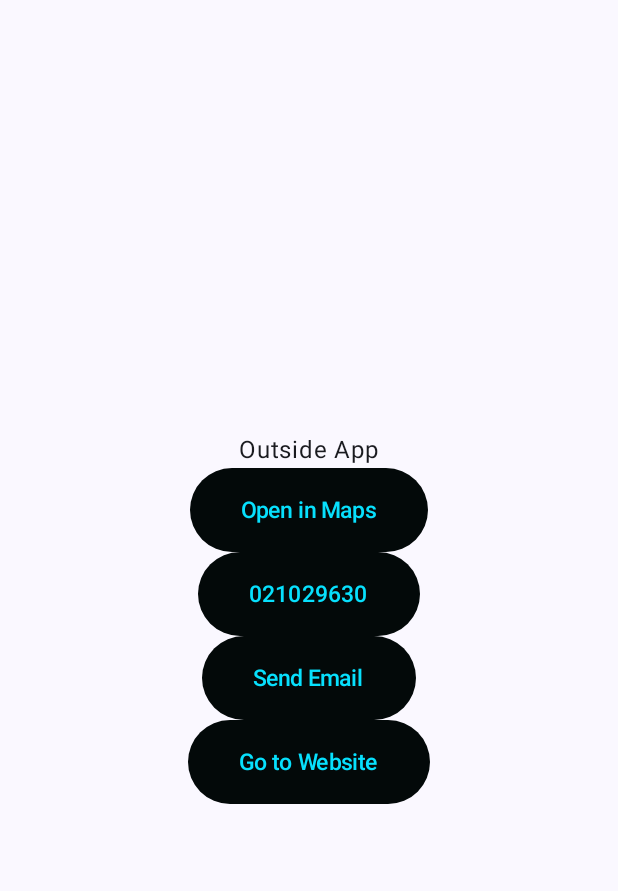
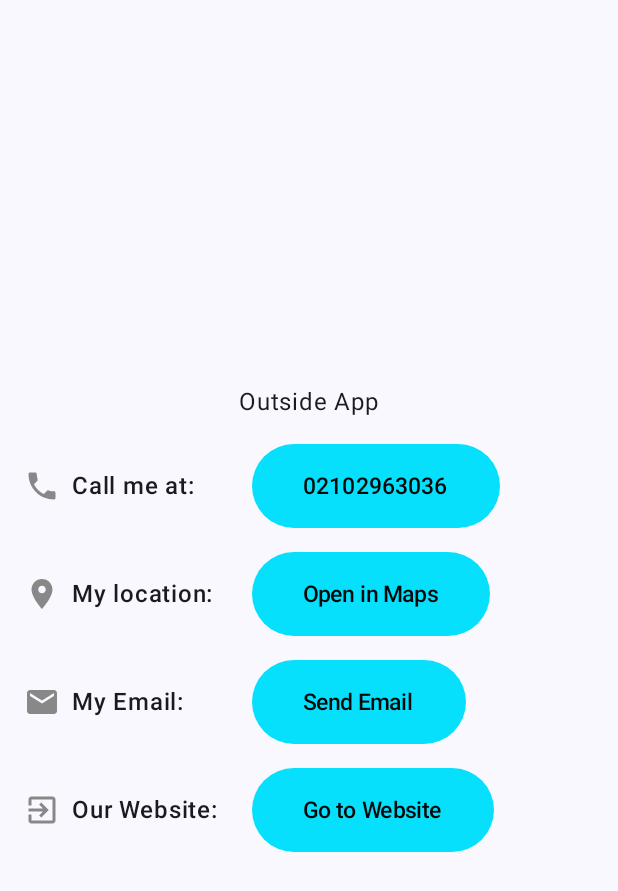
Before and after one commit to abir4u/AndroidBasics, an Android app built with Jetpack Compose: the composable NavigateOutsideAppScreen shown on its own in the app's theme, on a phone screen of 412 x 824 dp. Shown: the top 891 px of the screen. Run offline under Robolectric (Android 15) with nearby library versions, the phone set to English and light mode, and no system bars.

Commit message:
Make basic design beaitification for Navigate Outside App screen

```diff
--- a/app/src/main/java/com/abir/androidbasicpart1/composables/DialButton.kt
+++ b/app/src/main/java/com/abir/androidbasicpart1/composables/DialButton.kt
@@ -27,7 +27,7 @@ fun DialButton(phoneNumber: String) {
     Column {
         // on below line adding a button to open URL
         Button(
-            colors = ButtonDefaults.buttonColors(containerColor = ThemeBgColorPrimary),
+            colors = ButtonDefaults.buttonColors(containerColor = ThemeTextColor),
             onClick = {
                 // on below line we are opening the dialer of our
                 // phone and passing phone number.
@@ -56,7 +56,7 @@ fun DialButton(phoneNumber: String) {
                 // padding, color and font size.
                 text = phoneNumber,
                 modifier = Modifier.padding(10.dp),
-                color = ThemeTextColor,
+                color = ThemeBgColorPrimary,
                 fontSize = 15.sp
             )
         }
--- a/app/src/main/java/com/abir/androidbasicpart1/composables/EmailButton.kt
+++ b/app/src/main/java/com/abir/androidbasicpart1/composables/EmailButton.kt
@@ -22,7 +22,7 @@ fun EmailButton() {
     val subject = "Enquiry: Android Basics"
 
     Button(
-        colors = ButtonDefaults.buttonColors(containerColor = ThemeBgColorPrimary),
+        colors = ButtonDefaults.buttonColors(containerColor = ThemeTextColor),
         onClick = {
             // Create an email intent with ACTION_SEND
             val intent = Intent(Intent.ACTION_SEND).apply {
@@ -40,7 +40,7 @@ fun EmailButton() {
         Text(
             text = "Send Email",
             modifier = Modifier.padding(10.dp),
-            color = ThemeTextColor,
+            color = ThemeBgColorPrimary,
             fontSize = 15.sp
         )
     }
--- a/app/src/main/java/com/abir/androidbasicpart1/composables/ExternalMapButton.kt
+++ b/app/src/main/java/com/abir/androidbasicpart1/composables/ExternalMapButton.kt
@@ -19,7 +19,7 @@ import com.abir.androidbasicpart1.ui.theme.ThemeTextColor
 fun ExternalMapButton(latitude: Double, longitude: Double) {
     val context = LocalContext.current
     Button(
-        colors = ButtonDefaults.buttonColors(containerColor = ThemeBgColorPrimary),
+        colors = ButtonDefaults.buttonColors(containerColor = ThemeTextColor),
         onClick = {
         val gmmIntentUri = Uri.parse("geo:$latitude,$longitude")
         val mapIntent = Intent(Intent.ACTION_VIEW, gmmIntentUri)
@@ -48,7 +48,7 @@ fun ExternalMapButton(latitude: Double, longitude: Double) {
     }) {
         Text("Open in Maps",
             modifier = Modifier.padding(10.dp),
-            color = ThemeTextColor,
+            color = ThemeBgColorPrimary,
             fontSize = 15.sp
         )
     }
--- a/app/src/main/java/com/abir/androidbasicpart1/composables/OpenWebsiteButton.kt
+++ b/app/src/main/java/com/abir/androidbasicpart1/composables/OpenWebsiteButton.kt
@@ -19,7 +19,7 @@ fun OpenWebsiteButton(websiteLink: String) {
     val context = LocalContext.current
 
     Button(
-        colors = ButtonDefaults.buttonColors(containerColor = ThemeBgColorPrimary),
+        colors = ButtonDefaults.buttonColors(containerColor = ThemeTextColor),
         onClick = {
             val intent = Intent(Intent.ACTION_VIEW).apply {
                 data = Uri.parse(websiteLink)
@@ -30,7 +30,7 @@ fun OpenWebsiteButton(websiteLink: String) {
         Text(
             text = "Go to Website",
             modifier = Modifier.padding(10.dp),
-            color = ThemeTextColor,
+            color = ThemeBgColorPrimary,
             fontSize = 15.sp
         )
     }
--- a/app/src/main/java/com/abir/androidbasicpart1/screens/NavigateOutsideAppScreen.kt
+++ b/app/src/main/java/com/abir/androidbasicpart1/screens/NavigateOutsideAppScreen.kt
@@ -2,13 +2,28 @@ package com.abir.androidbasicpart1.screens
 
 import androidx.compose.foundation.layout.Arrangement
 import androidx.compose.foundation.layout.Column
+import androidx.compose.foundation.layout.Row
+import androidx.compose.foundation.layout.Spacer
 import androidx.compose.foundation.layout.fillMaxSize
+import androidx.compose.foundation.layout.fillMaxWidth
+import androidx.compose.foundation.layout.height
 import androidx.compose.foundation.layout.padding
+import androidx.compose.foundation.layout.size
+import androidx.compose.foundation.layout.width
+import androidx.compose.material.icons.Icons
+import androidx.compose.material.icons.filled.Email
+import androidx.compose.material.icons.filled.ExitToApp
+import androidx.compose.material.icons.filled.LocationOn
+import androidx.compose.material.icons.filled.Phone
+import androidx.compose.material3.Icon
 import androidx.compose.material3.Text
 import androidx.compose.runtime.Composable
 import androidx.compose.ui.Alignment
 import androidx.compose.ui.Modifier
+import androidx.compose.ui.graphics.Color
+import androidx.compose.ui.text.font.FontWeight
 import androidx.compose.ui.unit.dp
+import androidx.compose.ui.unit.sp
 import com.abir.androidbasicpart1.composables.DialButton
 import com.abir.androidbasicpart1.composables.EmailButton
 import com.abir.androidbasicpart1.composables.ExternalMapButton
@@ -24,9 +39,64 @@ fun NavigateOutsideAppScreen() {
         horizontalAlignment = Alignment.CenterHorizontally
     ) {
         Text(text = "Outside App")
-        ExternalMapButton(latitude = 37.7749, longitude = -122.4194)
-        DialButton(phoneNumber = "021029630")
-        EmailButton()
-        OpenWebsiteButton("https://softwareimprove.wordpress.com/")
+
+        Spacer(modifier = Modifier.height(16.dp))
+
+        ContactInfoRow(
+            label = "Call me at:",
+            icon = Icons.Default.Phone,
+            content = { DialButton(phoneNumber = "02102963036") }
+        )
+
+        Spacer(modifier = Modifier.height(16.dp))
+
+        ContactInfoRow(
+            label = "My location:",
+            icon = Icons.Default.LocationOn,
+            content = { ExternalMapButton(latitude = 37.7749, longitude = -122.4194) }
+        )
+
+        Spacer(modifier = Modifier.height(16.dp))
+
+        ContactInfoRow(
+            label = "My Email:",
+            icon = Icons.Default.Email,
+            content = { EmailButton() }
+        )
+
+        Spacer(modifier = Modifier.height(16.dp))
+
+        ContactInfoRow(
+            label = "Our Website:",
+            icon = Icons.Default.ExitToApp,
+            content = { OpenWebsiteButton("https://softwareimprove.wordpress.com/") }
+        )
     }
 }
+
+@Composable
+fun ContactInfoRow(
+    label: String,
+    icon: androidx.compose.ui.graphics.vector.ImageVector,
+    content: @Composable () -> Unit
+) {
+    Row(
+        modifier = Modifier.fillMaxWidth(),
+        verticalAlignment = Alignment.CenterVertically
+    ) {
+        Icon(
+            imageVector = icon,
+            contentDescription = null,
+            modifier = Modifier.size(24.dp),
+            tint = Color.Gray
+        )
+        Spacer(modifier = Modifier.width(8.dp))
+        Text(
+            text = label,
+            fontSize = 16.sp,
+            fontWeight = FontWeight.Medium,
+            modifier = Modifier.width(120.dp)
+        )
+        content()
+    }
+}
```
